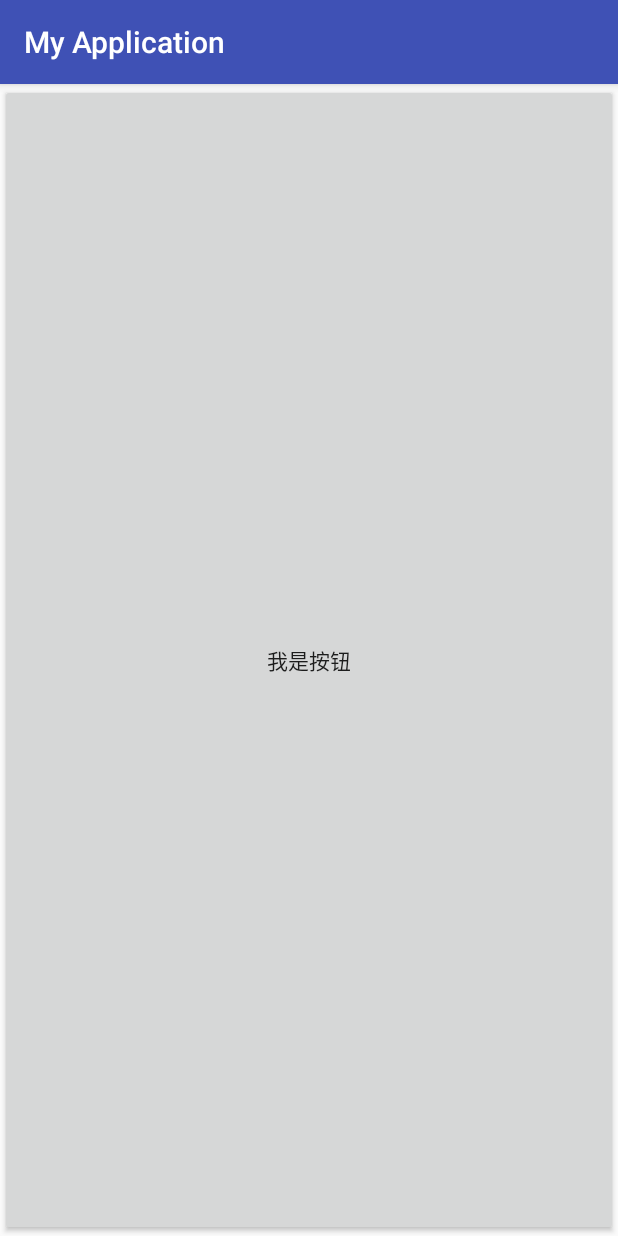
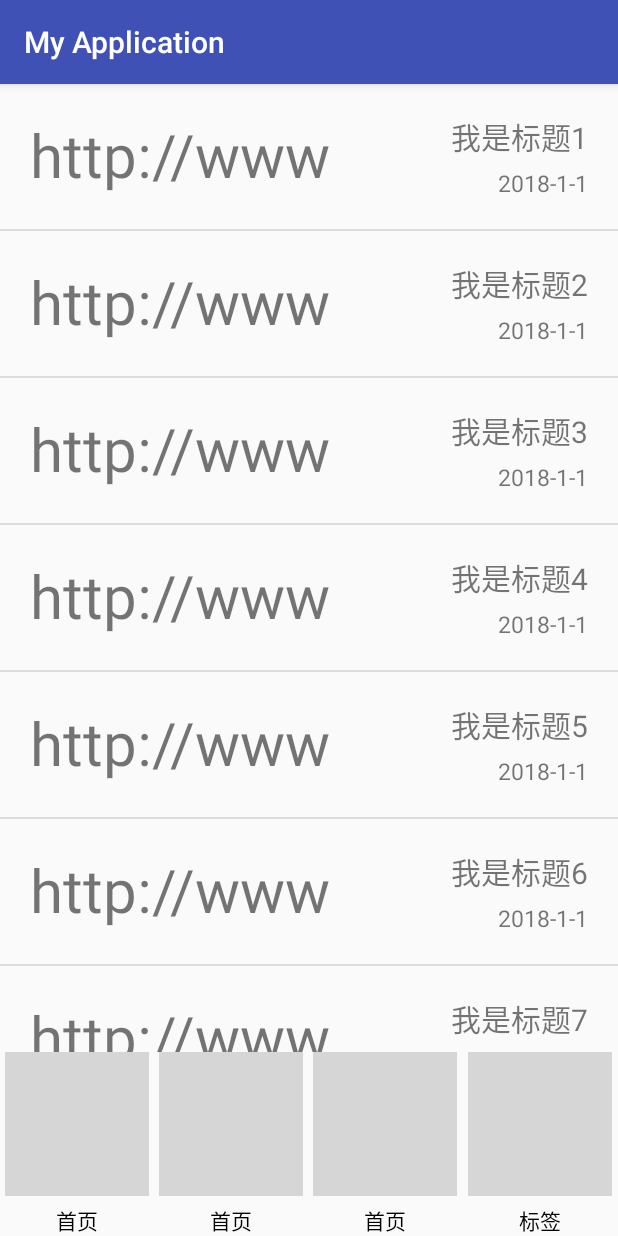
Before and after one commit to cosconwangq/MyApplication, an Android app: the screen it shows after launch (Main2Activity), on a phone screen of 412 x 824 dp. Run offline under Robolectric (Android 15) with nearby library versions, the phone set to English and light mode, and no system bars; libraries missing offline, so code that uses them is left out: org.xutils, org.xutils.x; 2 statements that could not run were skipped.

Commit message:
listview本地版本

```diff
--- a/app/build.gradle
+++ b/app/build.gradle
@@ -26,4 +26,6 @@ dependencies {
     androidTestImplementation 'com.android.support.test:runner:1.0.2'
     androidTestImplementation 'com.android.support.test.espresso:espresso-core:3.0.2'
     implementation group: 'com.mchange', name: 'c3p0', version: '0.9.5.2'
+    compile 'org.xutils:xutils:3.5.0'
+    compile 'com.google.code.gson:gson:2.8.2'
 }
--- /dev/null
+++ b/app/src/main/java/com/example/wangq/myapplication/activity/Main2Activity.java
@@ -0,0 +1,76 @@
+package com.example.wangq.myapplication.activity;
+
+import android.support.v7.app.AppCompatActivity;
+import android.os.Bundle;
+import android.util.Log;
+import android.view.View;
+import android.view.ViewGroup;
+import android.widget.BaseAdapter;
+import android.widget.ListView;
+import android.widget.TextView;
+
+import com.example.wangq.myapplication.R;
+import com.example.wangq.myapplication.model.Content;
+
+import java.util.ArrayList;
+import java.util.List;
+
+public class Main2Activity extends AppCompatActivity {
+
+    @Override
+    protected void onCreate(Bundle savedInstanceState) {
+        super.onCreate(savedInstanceState);
+        setContentView(R.layout.activity_main2);
+        ListView ls=(ListView)findViewById(R.id.lv);
+        List<Content> list=new ArrayList<Content>();
+        for(int i=1;i<=20;i++){
+            list.add(new Content("http://www","我是标题"+i,"2018-1-1"));
+        }
+        ls.setAdapter(new MyAdapter(list));
+    }
+
+    private class MyAdapter extends BaseAdapter{
+        private List<Content> mylist;
+
+        public MyAdapter(List<Content> list){
+            this.mylist=list;
+        }
+        @Override
+        public int getCount() {
+            return mylist.size();
+        }
+
+        @Override
+        public Object getItem(int position) {
+            Log.i("test","item"+position);
+            return mylist.get(position);
+        }
+
+        @Override
+        public long getItemId(int position) {
+            return 0;
+        }
+
+        @Override
+        public View getView(int position, View convertView, ViewGroup parent) {
+            Log.i("test","Position:"+position+",View:"+convertView+",ViewGroup:"+parent);
+            Content content=(Content) getItem(position);
+            //findViewById(R.id.lv);  --这个只能查找本Activity中的对象。ListItem在list_item.xml中，不能用这种方法。
+            View list_item=null;
+            if (convertView!=null){
+                //convertView是getView方法的参数，用来表示已经使用过的，而且移除可视区域的list_item;由系统调用时传入。
+                list_item=convertView;
+            }else {
+                //不在Activity中的对象，用如下方法获得layout目录下的布局文件：
+                list_item = View.inflate(Main2Activity.this, R.layout.list_item, null);
+            }
+            TextView txt_url=(TextView) list_item.findViewById(R.id.url);
+            TextView txt_title=(TextView) list_item.findViewById(R.id.title);
+            TextView txt_date=(TextView) list_item.findViewById(R.id.datestr);
+            txt_url.setText(content.getImgUrl());
+            txt_title.setText(content.getTitile());
+            txt_date.setText(content.getDate());
+            return list_item;
+        }
+    }
+}
--- /dev/null
+++ b/app/src/main/java/com/example/wangq/myapplication/model/Content.java
@@ -0,0 +1,39 @@
+package com.example.wangq.myapplication.model;
+
+public class Content {
+    private String imgUrl;
+    private String titile;
+    private String date;
+
+    public Content(String imgUrl, String titile, String date) {
+        this.imgUrl = imgUrl;
+        this.titile = titile;
+        this.date = date;
+    }
+
+    public String getImgUrl() {
+        return imgUrl;
+    }
+
+    public void setImgUrl(String imgUrl) {
+        this.imgUrl = imgUrl;
+    }
+
+    public String getTitile() {
+        return titile;
+    }
+
+    public void setTitile(String titile) {
+        this.titile = titile;
+    }
+
+    public String getDate() {
+        return date;
+    }
+
+    public void setDate(String date) {
+        this.date = date;
+    }
+
+
+}
--- /dev/null
+++ b/app/src/main/java/com/example/wangq/myapplication/utils/MyApplication.java
@@ -0,0 +1,18 @@
+package com.example.wangq.myapplication.utils;
+
+import android.app.Application;
+import android.util.Log;
+
+import org.xutils.BuildConfig;
+import org.xutils.x;
+
+//必须继承Application
+public class MyApplication extends Application{
+    @Override
+    public void onCreate(){
+        Log.i("test","in myApplication");
+        super.onCreate();
+        x.Ext.init(this);
+        x.Ext.setDebug(BuildConfig.DEBUG); // 是否输出debug日志, 开启debug会影响性能.
+    }
+}
--- /dev/null
+++ b/app/src/main/res/drawable-v24/ruler_selector.xml
@@ -0,0 +1,5 @@
+<?xml version="1.0" encoding="utf-8"?>
+<selector xmlns:android="http://schemas.android.com/apk/res/android">
+    <item android:state_checked="true" android:drawable="@drawable/ruler_red"/>
+    <item android:drawable="@drawable/ruler"/>
+</selector>
--- /dev/null
+++ b/app/src/main/res/drawable/computer_selector.xml
@@ -0,0 +1,5 @@
+<?xml version="1.0" encoding="utf-8"?>
+<selector xmlns:android="http://schemas.android.com/apk/res/android">
+    <item android:state_checked="true" android:drawable="@drawable/computer_red"/>
+    <item android:drawable="@drawable/computer"/>
+</selector>
--- /dev/null
+++ b/app/src/main/res/drawable/label_selector.xml
@@ -0,0 +1,5 @@
+<?xml version="1.0" encoding="utf-8"?>
+<selector xmlns:android="http://schemas.android.com/apk/res/android">
+    <item android:state_checked="true" android:drawable="@drawable/label_red"/>
+    <item android:drawable="@drawable/label"/>
+</selector>
--- /dev/null
+++ b/app/src/main/res/drawable/printer_selector.xml
@@ -0,0 +1,5 @@
+<?xml version="1.0" encoding="utf-8"?>
+<selector xmlns:android="http://schemas.android.com/apk/res/android">
+    <item android:state_checked="true" android:drawable="@drawable/printer_red"/>
+    <item android:drawable="@drawable/printer"/>
+</selector>
--- a/app/src/main/res/layout/activity_main2.xml
+++ b/app/src/main/res/layout/activity_main2.xml
@@ -1,12 +1,37 @@
 <?xml version="1.0" encoding="utf-8"?>
-<android.support.constraint.ConstraintLayout xmlns:android="http://schemas.android.com/apk/res/android"
+<LinearLayout xmlns:android="http://schemas.android.com/apk/res/android"
     xmlns:app="http://schemas.android.com/apk/res-auto"
     xmlns:tools="http://schemas.android.com/tools"
     android:layout_width="match_parent"
     android:layout_height="match_parent"
-    tools:context=".Main2Activity">
-    <Button
-        android:text="我是按钮"
+    android:orientation="vertical"
+    tools:context=".activity.Main2Activity">
+    <ListView
+        android:id="@+id/lv"
         android:layout_width="match_parent"
-        android:layout_height="match_parent" />
-</android.support.constraint.ConstraintLayout>
+        android:layout_weight="1"
+        android:layout_height="0dp">
+
+    </ListView>
+    <RadioGroup
+        android:orientation="horizontal"
+        android:layout_width="match_parent"
+        android:layout_height="wrap_content">
+        <RadioButton style="@style/RadioButtonStyle"
+            android:drawableTop="@drawable/ruler_selector"
+            android:text="首页"
+            />
+        <RadioButton style="@style/RadioButtonStyle"
+            android:drawableTop="@drawable/printer_selector"
+            android:text="首页"
+            />
+        <RadioButton style="@style/RadioButtonStyle"
+            android:drawableTop="@drawable/computer_selector"
+            android:text="首页"
+            />
+        <RadioButton style="@style/RadioButtonStyle"
+            android:drawableTop="@drawable/label_selector"
+            android:text="标签"
+            />
+    </RadioGroup>
+</LinearLayout>
--- /dev/null
+++ b/app/src/main/res/layout/list_item.xml
@@ -0,0 +1,41 @@
+<?xml version="1.0" encoding="utf-8"?>
+<RelativeLayout xmlns:android="http://schemas.android.com/apk/res/android"
+    xmlns:app="http://schemas.android.com/apk/res-auto"
+    xmlns:tools="http://schemas.android.com/tools"
+    android:layout_width="match_parent"
+    android:layout_height="match_parent"
+    android:orientation="vertical"
+    tools:context=".activity.Main2Activity"
+    android:padding="20dp">
+    <TextView
+        android:id="@+id/url"
+        android:layout_width="wrap_content"
+        android:layout_height="wrap_content"
+        android:textSize="40dp">
+    </TextView>
+    <LinearLayout
+        android:layout_width="wrap_content"
+        android:layout_height="wrap_content"
+        android:layout_alignParentRight="true"
+        android:orientation="vertical"
+        >
+        <TextView
+            android:id="@+id/title"
+            android:layout_width="wrap_content"
+            android:layout_height="wrap_content"
+            android:textSize="20dp"
+            android:layout_gravity="right"
+            />
+        <TextView
+            android:id="@+id/datestr"
+            android:layout_width="wrap_content"
+            android:layout_height="wrap_content"
+            android:paddingTop="5dp"
+            android:textSize="15dp"
+            android:layout_gravity="right"
+
+            />
+
+    </LinearLayout>
+
+</RelativeLayout>
--- a/app/src/main/res/values/styles.xml
+++ b/app/src/main/res/values/styles.xml
@@ -1,11 +1,32 @@
 <resources>
 
     <!-- Base application theme. -->
-    <style name="AppTheme" parent="Theme.AppCompat.Light.DarkActionBar">
+    <style name="AppTheme" parent="Base.Theme.AppCompat.Light.DarkActionBar">
         <!-- Customize your theme here. -->
         <item name="colorPrimary">@color/colorPrimary</item>
         <item name="colorPrimaryDark">@color/colorPrimaryDark</item>
         <item name="colorAccent">@color/colorAccent</item>
     </style>
+    <!--
+            <RadioButton
+            android:layout_width="0dp"
+            android:layout_weight="1"
+            android:layout_height="wrap_content"
+            android:text="设置"
+            android:button="@null"
+            android:drawableTop=""
+            android:
+            />-->
+    <style name="RadioButtonStyle">
+        <item name="android:drawablePadding">5dp</item>
+        <item name="android:layout_width">0dp</item>
+        <item name="android:layout_weight">1</item>
+        <item name="android:layout_height">wrap_content</item>
+        <item name="android:button">@null</item>
+        <item name="android:gravity">center_horizontal</item>
+    </style>
+    <style name="LinearTestStyle">
+        <item name="android:gravity">center_horizontal</item>
 
+    </style>
 </resources>
```
Also changed, not shown: app/src/main/AndroidManifest.xml (+15 -5 lines), app/src/main/java/com/example/wangq/myapplication/MainActivity.java (deleted, +0 -13 lines), app/src/main/java/com/example/wangq/myapplication/activity/MainActivity.java (renamed from app/src/main/java/com/example/wangq/myapplication/Main2Activity.java, +5 -3 lines), app/src/main/java/com/example/wangq/myapplication/activity/RelativeActivity.java (added, +15 -0 lines), app/src/main/res/layout/activity_main.xml (+78 -4 lines), app/src/main/res/layout/activity_relative.xml (added, +73 -0 lines).
